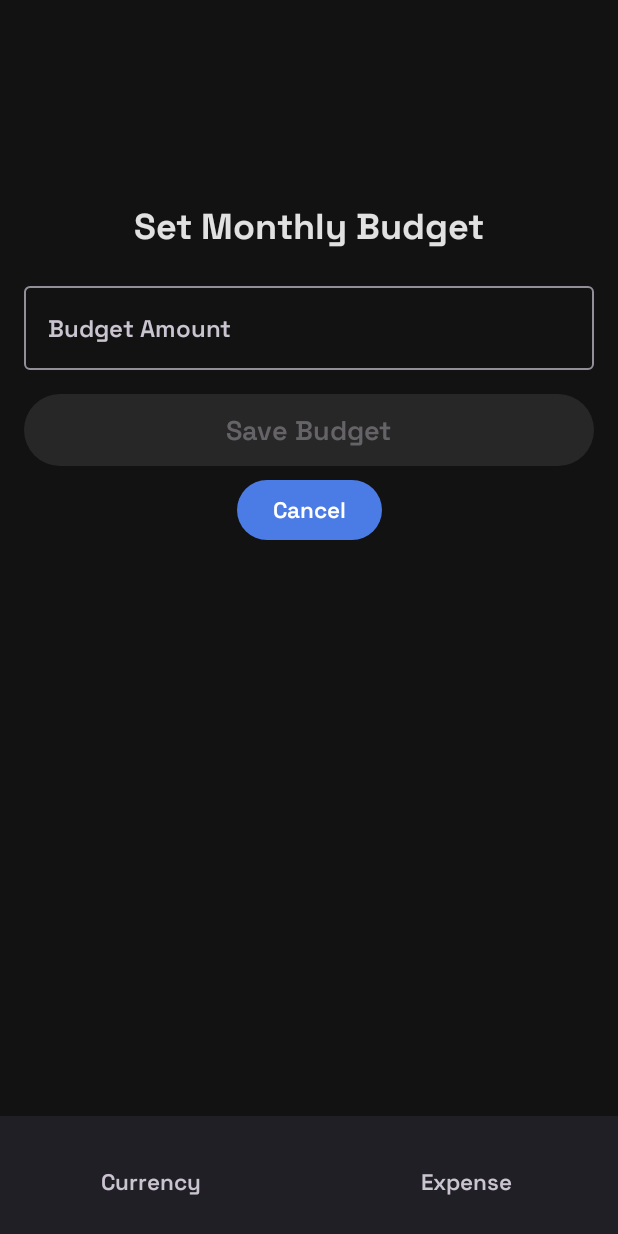
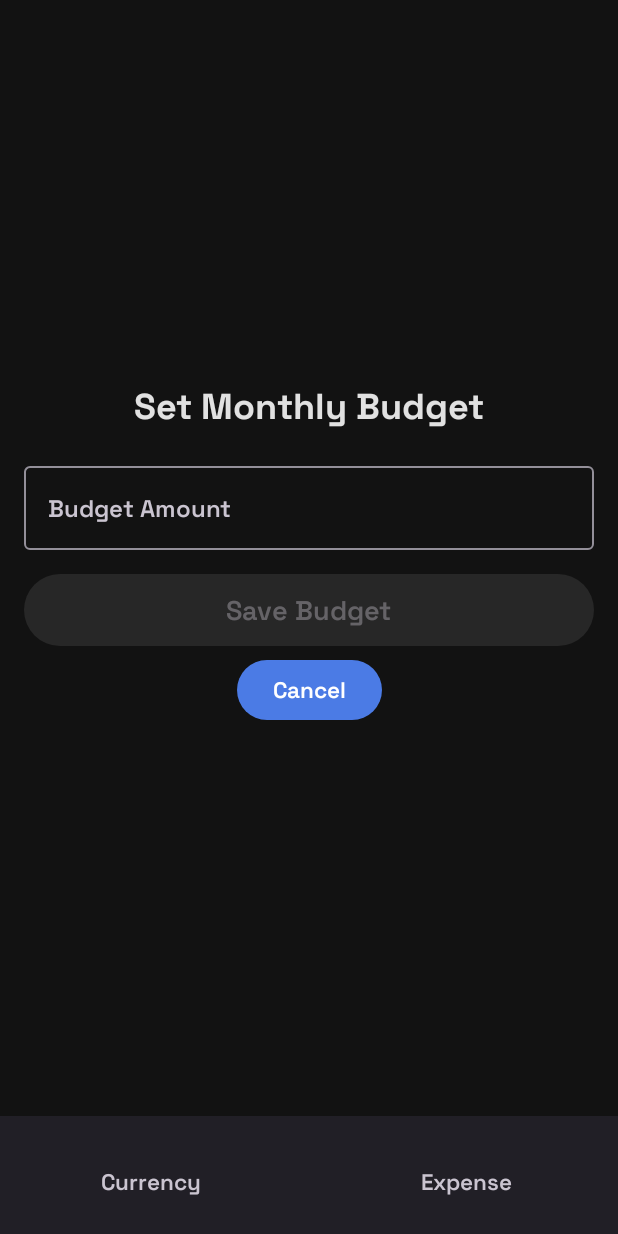
Before and after one commit to ashb155/finapp, an Android app built with Jetpack Compose: the AddBudgetScreen screen opened through its navigation route, on a phone screen of 412 x 824 dp. Run offline under Robolectric (Android 15) with nearby library versions, the phone set to English and light mode, and no system bars; our stand-ins replace Room's generated code.

Commit message:
modifier spacer heights

```diff
--- a/app/src/main/java/com/example/financeapp1/ExpenseScreen.kt
+++ b/app/src/main/java/com/example/financeapp1/ExpenseScreen.kt
@@ -273,7 +273,7 @@ fun AddExpenseScreen(
             .padding(16.dp),
     ) {
         Column {
-            Spacer(modifier = Modifier.height(80.dp))
+            Spacer(modifier = Modifier.height(160.dp))
             Text(
                 "Add Expense",
                 style = MaterialTheme.typography.headlineSmall,
@@ -371,7 +371,7 @@ fun AddBudgetScreen(repository: BudgetRepository, navController: NavController)
             .padding(16.dp),
         horizontalAlignment = Alignment.CenterHorizontally
     ) {
-        Spacer(modifier = Modifier.height(120.dp))
+        Spacer(modifier = Modifier.height(240.dp))
         Text("Set Monthly Budget", style = MaterialTheme.typography.headlineSmall)
 
         Spacer(modifier = Modifier.height(16.dp))
```
